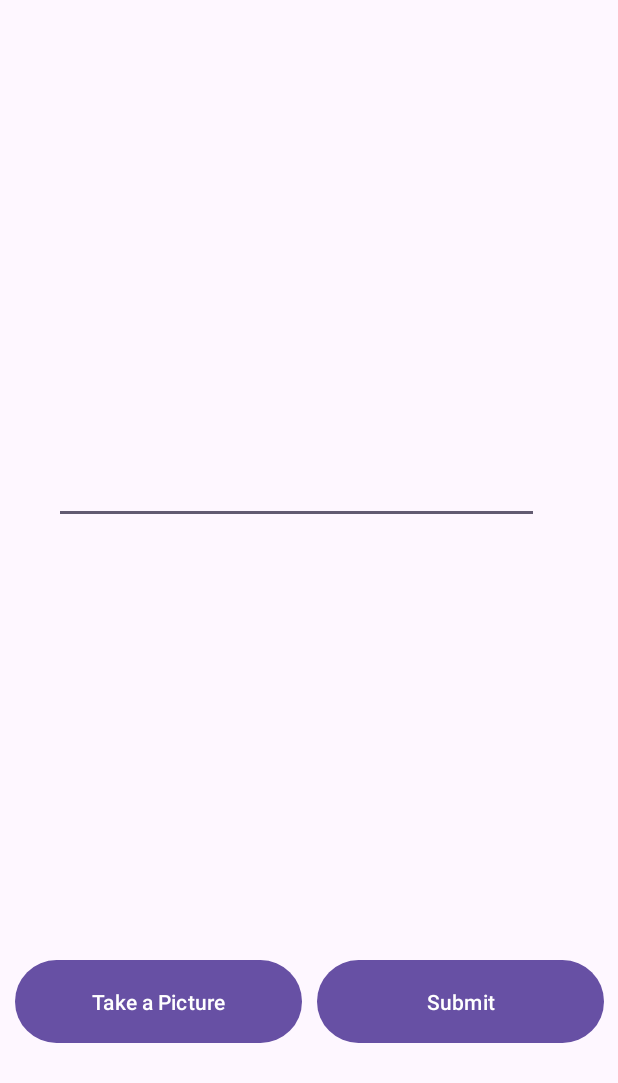
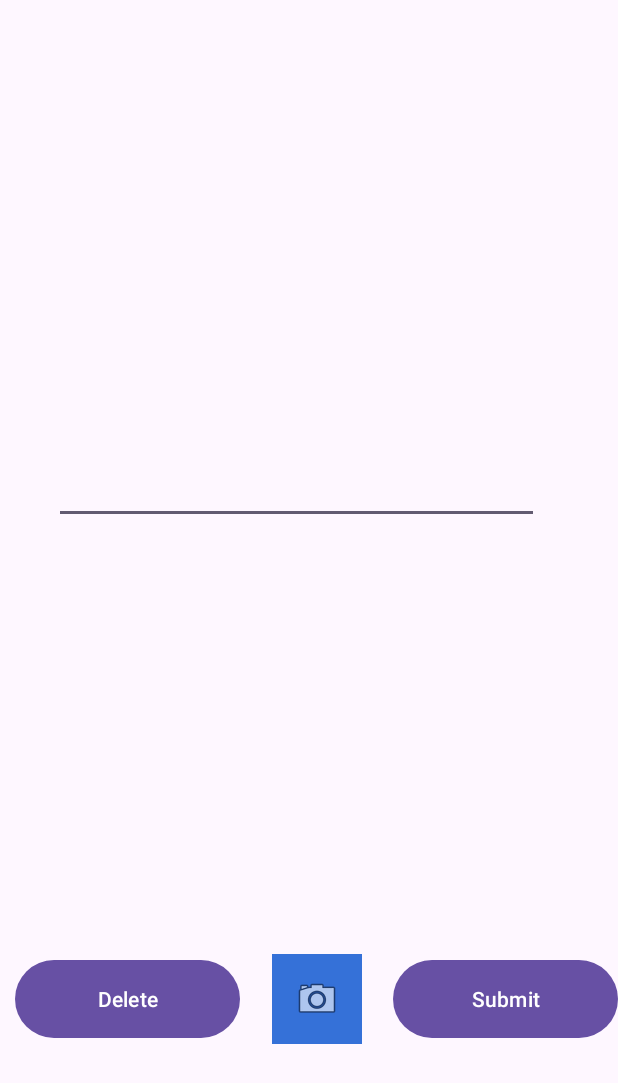
Before and after one commit to Archer001201/IAT359_FinalProject, an Android app: the DetailTodoActivity screen opened directly, with no data from a screen before it, on a phone screen of 412 x 824 dp. Shown: the top 1083 px of the screen. Run offline under Robolectric (Android 15) with nearby library versions, the phone set to English and light mode, and no system bars.

Commit message:
radio group, delete

```diff
--- a/MilestoneMate/app/src/main/java/com/example/milestonemate/Constants.java
+++ b/MilestoneMate/app/src/main/java/com/example/milestonemate/Constants.java
@@ -2,7 +2,7 @@ package com.example.milestonemate;
 
 public class Constants {
     public static final String DATABASE_NAME = "milestone_mate_database";
-    public static final int DATABASE_VERSION = 5;
+    public static final int DATABASE_VERSION = 8;
 
     //Constants of user table
     public static final String USER_TABLE = "users";
@@ -10,6 +10,7 @@ public class Constants {
     public static final String USERNAME = "username";
     public static final String EMAIL = "email";
     public static final String PASSWORD = "password";
+    public static final String REWARD_POINT = "reward_point";
 
     //Constants of todoList table
     public static final String TODO_TABLE = "todo";
@@ -22,6 +23,6 @@ public class Constants {
     public static final String IMAGE_PATH = "image_path";
 
     //Constants of todoEvent state
-    public static final String COMPLETE = "Complete";
+    public static final String COMPLETE = "Completed";
     public static final String INCOMPLETE = "Incomplete";
 }
--- a/MilestoneMate/app/src/main/java/com/example/milestonemate/DatabaseHelper.java
+++ b/MilestoneMate/app/src/main/java/com/example/milestonemate/DatabaseHelper.java
@@ -17,7 +17,8 @@ public class DatabaseHelper extends SQLiteOpenHelper {
                     Constants.UID + " INTEGER PRIMARY KEY AUTOINCREMENT, " +
                     Constants.USERNAME + " TEXT, " +
                     Constants.EMAIL + " TEXT, " +
-                    Constants.PASSWORD + " TEXT);" ;
+                    Constants.PASSWORD + " TEXT, " +
+                    Constants.REWARD_POINT + " INTEGER DEFAULT 0);";
 
     private static final String DROP_USER_TABLE = "DROP TABLE IF EXISTS " + Constants.USER_TABLE;
 
--- a/MilestoneMate/app/src/main/java/com/example/milestonemate/DetailTodoActivity.java
+++ b/MilestoneMate/app/src/main/java/com/example/milestonemate/DetailTodoActivity.java
@@ -14,6 +14,7 @@ import android.provider.MediaStore;
 import android.util.Log;
 import android.widget.Button;
 import android.widget.EditText;
+import android.widget.ImageButton;
 import android.widget.ImageView;
 import android.widget.TextView;
 import android.Manifest;
@@ -41,7 +42,8 @@ public class DetailTodoActivity extends AppCompatActivity
     MyDatabase db;
     private TextView todoDetailName, todoDetailTime, todoDetailState;
     private String title, date, state, id, description;
-    private Button cameraButton, submitButton;
+    private Button deleteButton, submitButton;
+    private ImageButton cameraButton;
 
     private EditText describeText;
 
@@ -80,8 +82,9 @@ public class DetailTodoActivity extends AppCompatActivity
         todoDetailState.setText(state);
         describeText.setText(description);
 
-        cameraButton = findViewById(R.id.todo_take_picture_button);
+        cameraButton = findViewById(R.id.cameraButton);
         submitButton = findViewById(R.id.todo_detail_info_submit_stateChange);
+        deleteButton = findViewById(R.id.todo_delete_button);
 
         //Set camera launcher
         takePictureLauncher = registerForActivityResult(new ActivityResultContracts.StartActivityForResult(),
@@ -109,8 +112,20 @@ public class DetailTodoActivity extends AppCompatActivity
 
                 description = describeText.getText().toString();
                 db.updateTodoById(id, state, description, imagePath);
+
+                goToMainActivity();
             }
         });
+
+        deleteButton.setOnClickListener(v -> {
+            db.deleteTodoById(id);
+            goToMainActivity();
+        });
+    }
+
+    private void goToMainActivity(){
+        Intent intent_toMain = new Intent(this, MainActivity.class);
+        startActivity(intent_toMain);
     }
 
     static final int REQUEST_IMAGE_CAPTURE = 1;
--- a/MilestoneMate/app/src/main/java/com/example/milestonemate/TodoRecyclerView.java
+++ b/MilestoneMate/app/src/main/java/com/example/milestonemate/TodoRecyclerView.java
@@ -34,6 +34,7 @@ public class TodoRecyclerView extends RecyclerView.Adapter<TodoRecyclerView.View
     public void onBindViewHolder(@NonNull TodoRecyclerView.ViewHolder holder, int position) {
         holder.getTitleText().setText(todoSlots.get(position).getTitle());
         holder.getStateText().setText(todoSlots.get(position).getState());
+        holder.getDateText().setText(todoSlots.get(position).getDate());
         holder.itemView.setOnClickListener(new View.OnClickListener() {
             @Override
             public void onClick(View v)
@@ -60,14 +61,17 @@ public class TodoRecyclerView extends RecyclerView.Adapter<TodoRecyclerView.View
     {
         private TextView titleText;
         private TextView stateText;
+        private TextView dateText;
 
         public ViewHolder(View view){
             super(view);
             titleText = view.findViewById(R.id.todoTitle);
             stateText = view.findViewById(R.id.todoState);
+            dateText = view.findViewById(R.id.todoDate);
         }
 
         public TextView getTitleText() { return titleText; }
         public TextView getStateText(){ return stateText; }
+        public TextView getDateText() { return dateText; }
     }
 }
--- a/MilestoneMate/app/src/main/res/layout/todo_detail_page.xml
+++ b/MilestoneMate/app/src/main/res/layout/todo_detail_page.xml
@@ -55,24 +55,22 @@
         tools:ignore="Autofill,LabelFor" />
 
     <Button
-        android:id="@+id/todo_take_picture_button"
-        android:layout_width="191dp"
-        android:layout_height="63dp"
+        android:id="@+id/todo_delete_button"
+        android:layout_width="150dp"
+        android:layout_height="60dp"
         android:layout_marginStart="10dp"
         android:layout_marginTop="636dp"
-        android:text="Take a Picture"
+        android:text="Delete"
         app:layout_constraintStart_toStartOf="parent"
         app:layout_constraintTop_toTopOf="parent" />
 
     <Button
         android:id="@+id/todo_detail_info_submit_stateChange"
-        android:layout_width="191dp"
-        android:layout_height="63dp"
-        android:layout_marginTop="636dp"
+        android:layout_width="150dp"
+        android:layout_height="60dp"
         android:text="Submit"
         app:layout_constraintEnd_toEndOf="parent"
-        app:layout_constraintStart_toEndOf="@+id/todo_take_picture_button"
-        app:layout_constraintTop_toTopOf="parent" />
+        app:layout_constraintTop_toTopOf="@+id/todo_delete_button" />
 
     <ImageView
         android:id="@+id/imageView3"
@@ -85,4 +83,15 @@
         app:layout_constraintStart_toStartOf="parent"
         tools:srcCompat="@tools:sample/avatars" />
 
+    <ImageButton
+        android:id="@+id/cameraButton"
+        android:layout_width="60dp"
+        android:layout_height="60dp"
+        android:background="#3571D8"
+        android:src="@android:drawable/ic_menu_camera"
+        app:layout_constraintEnd_toStartOf="@+id/todo_detail_info_submit_stateChange"
+        app:layout_constraintStart_toEndOf="@+id/todo_delete_button"
+        app:layout_constraintTop_toTopOf="@+id/todo_delete_button"
+        tools:src="@android:drawable/ic_menu_camera" />
+
 </androidx.constraintlayout.widget.ConstraintLayout>
```
Also changed, not shown: MilestoneMate/app/src/main/java/com/example/milestonemate/MainActivity.java (+46 -2 lines), MilestoneMate/app/src/main/java/com/example/milestonemate/MyDatabase.java (+40 -6 lines), MilestoneMate/app/src/main/res/layout/activity_main.xml (+8 -13 lines), MilestoneMate/app/src/main/res/layout/todo_slot.xml (+14 -0 lines).
